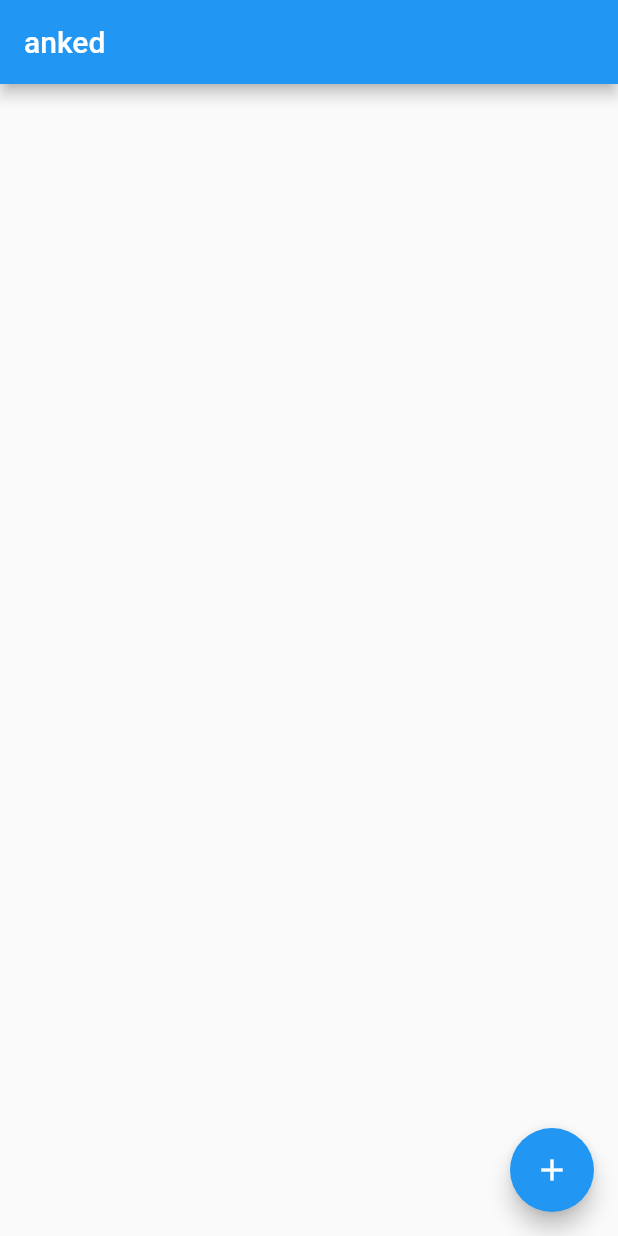
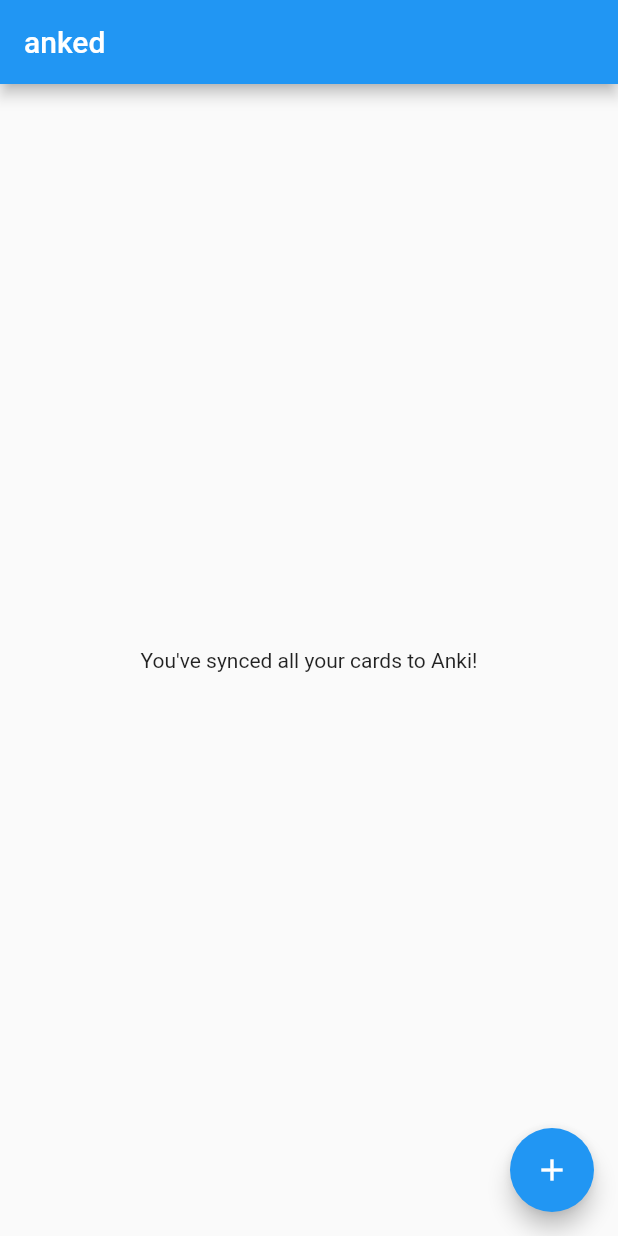
Before and after one commit to qwwqe/anked, a Flutter app: the screen it shows after launch, on a phone screen of 412 x 824 dp. Run offline on Flutter 3.47's test engine with Material 2 defaults, Android fonts, the light colour scheme and no system bars; our stand-ins replace bloc, equatable, flutter_bloc, sqflite; accounts and stored records are empty; statements that could not run were skipped.

Commit message:
Empty card list message.

```diff
--- a/lib/notelist/notelist_page.dart
+++ b/lib/notelist/notelist_page.dart
@@ -90,9 +90,11 @@ class _NoteListPageState extends State<NoteListPage> {
                 // All states below are rendered with the same Widget
                 // TODO: failure states
 
-                //if (state is NoteDeleted) {
-                //  _noteListBloc.dispatch(GetNoteList()); // TODO: put this in a listener
-                //}
+                if (noteList.length == 0) {
+                  return Center(
+                    child: Text("You've synced all your cards to Anki!")
+                  );
+                }
 
                 // TODO: figure out long press drop down menu...
                 return ListView.builder(
```
Also changed, not shown: assets/launcher/icon.png (added).
